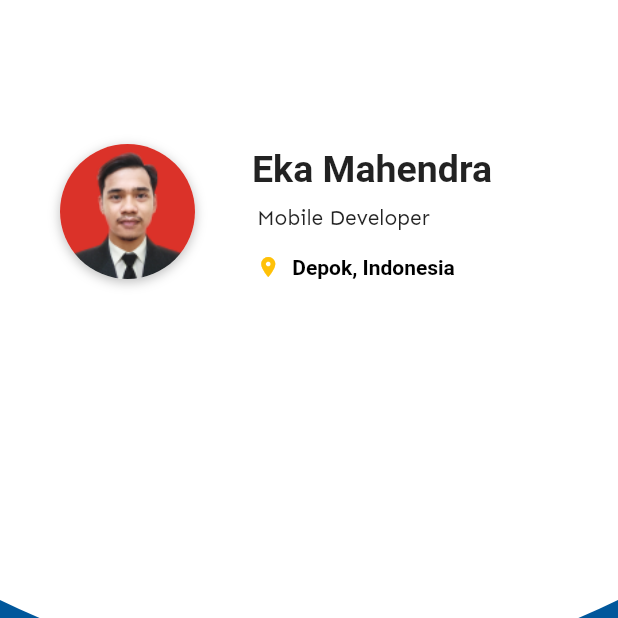
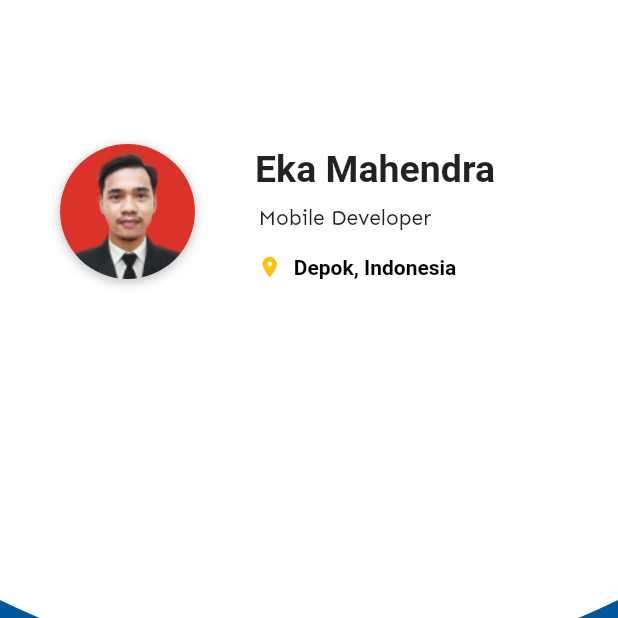
Before and after one commit to mahendra022/application_absen, a Flutter app: the screen it shows after launch, item 3 of the bottom bar chosen, after a tap on "Depok, Indonesia", on a phone screen of 412 x 824 dp, the top half of it. Run offline on Flutter 3.47's test engine with Material 2 defaults, Android fonts, the light colour scheme and no system bars; our stand-ins replace firebase_core; accounts and stored records are empty; Roboto replaces fonts that are missing (Quattro).

Commit message:
Making Responsif PageHome & update display PageProfile

```diff
--- a/lib/home.dart
+++ b/lib/home.dart
@@ -24,12 +24,14 @@ class _HomeState extends State<Home> {
       backgroundColor: Colors.white,
       body: _pageList[pageIndex],
       bottomNavigationBar: BottomNavigationBar(
+        elevation: 0,
         currentIndex: pageIndex,
         onTap: (value) {
           setState(() {
             pageIndex = value;
           });
         },
+        backgroundColor: Colors.transparent,
         type: BottomNavigationBarType.fixed,
         items: [
           BottomNavigationBarItem(
--- a/lib/screen/pageHome.dart
+++ b/lib/screen/pageHome.dart
@@ -130,7 +130,7 @@ class _PageHomeState extends State<PageHome> {
                 ),
               ),
               SizedBox(
-                height: 70,
+                height: 60,
               ),
               Row(
                 mainAxisAlignment: MainAxisAlignment.spaceAround,
@@ -198,7 +198,7 @@ class _PageHomeState extends State<PageHome> {
 
   Widget _tableRow() {
     return DataTable(
-      sortColumnIndex: 0,
+      sortColumnIndex: 1,
       sortAscending: true,
       columns: const <DataColumn>[
         DataColumn(
@@ -258,7 +258,7 @@ class _PageHomeState extends State<PageHome> {
         ),
         DataRow(
           cells: <DataCell>[
-            DataCell(Text('24  Juli 2021')),
+            DataCell(Text('24 Juli 2021')),
             DataCell(Text('06:43:00')),
             DataCell(Text('17:43:00')),
           ],
@@ -281,8 +281,8 @@ class _PageHomeState extends State<PageHome> {
           ),
           Container(
             padding: EdgeInsets.symmetric(
-              horizontal: 20.0,
-              vertical: 10.0,
+              horizontal: 30,
+              vertical: 10,
             ),
             width: double.infinity,
             child: Column(
@@ -300,10 +300,15 @@ class _PageHomeState extends State<PageHome> {
                         fontWeight: FontWeight.bold),
                   ),
                 ),
-                _tableRow()
               ],
             ),
           ),
+          Container(
+              margin: const EdgeInsets.only(top: 400),
+              width: double.infinity,
+              child: FittedBox(
+                child: _tableRow(),
+              ))
         ],
       ),
     );
--- a/lib/screen/pageProfile.dart
+++ b/lib/screen/pageProfile.dart
@@ -62,11 +62,12 @@ class _PageProfileState extends State<PageProfile> {
                 ),
               ),
             ),
+            Column(children: [
               Container(
+                margin: const EdgeInsets.only(top: 88.0, left: 40),
                 child: Column(
                   children: [
                     Container(
-                      margin: const EdgeInsets.only(top: 88.0, left: 38),
                         child: Align(
                       alignment: Alignment.topLeft,
                       child: Text(
@@ -77,6 +78,11 @@ class _PageProfileState extends State<PageProfile> {
                             fontWeight: FontWeight.bold),
                       ),
                     )),
+                  ],
+                ),
+              ),
+              Column(
+                children: [
                   Container(
                       margin: const EdgeInsets.only(top: 10),
                       child: Align(
@@ -84,7 +90,10 @@ class _PageProfileState extends State<PageProfile> {
                         child: Text("Mobile Developer"),
                       )),
                   Container(
+                      padding: null,
                       margin: const EdgeInsets.only(left: 20),
+                      child: Align(
+                          alignment: Alignment.topLeft,
                           child: FlatButton.icon(
                             onPressed: () {
                               print("Location");
@@ -103,10 +112,10 @@ class _PageProfileState extends State<PageProfile> {
                             ),
                             splashColor: Colors.transparent,
                             color: Colors.transparent,
-                      )),
+                          ))),
                 ],
-              ),
               )
+            ])
           ],
         ),
       ],
```
Lines whose indentation alone changed are shown as unchanged.
